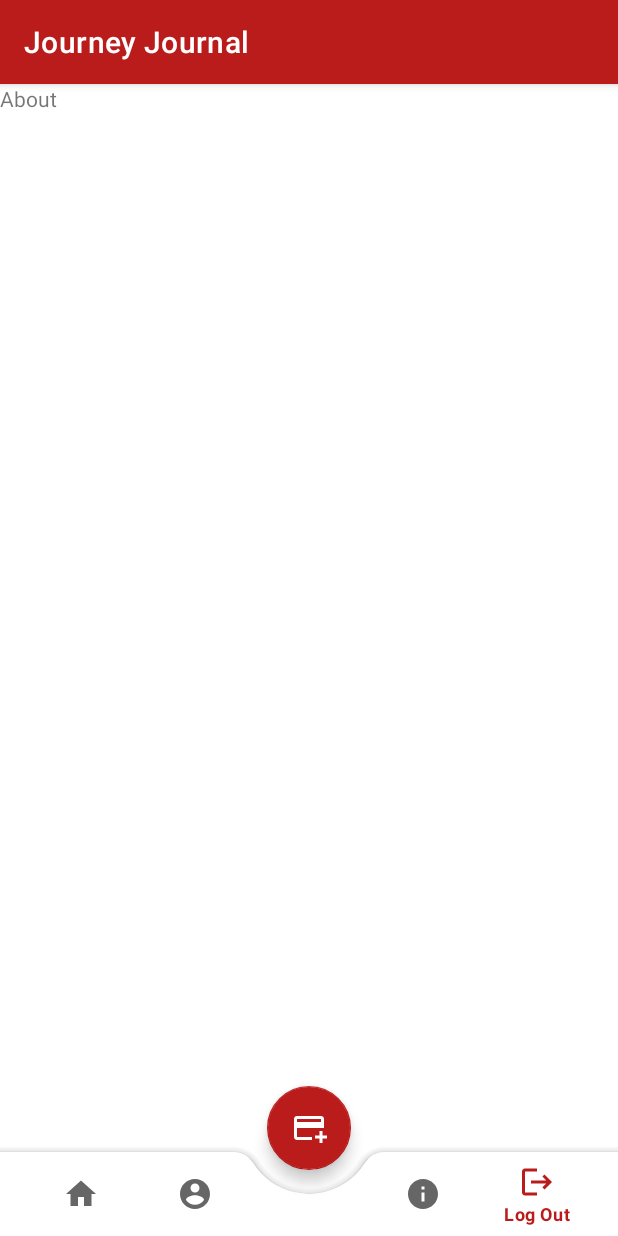
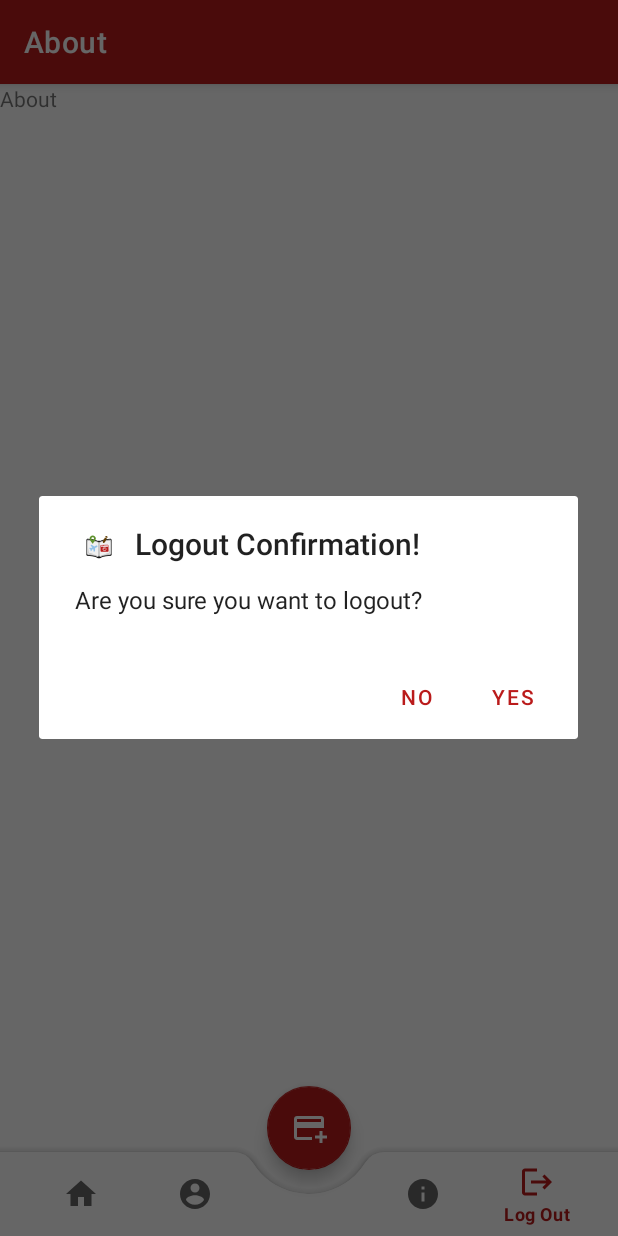
Before and after one commit to itSubeDibesh/JourneyJournal, an Android app: the HomeActivity screen opened directly, with no data from a screen before it, item 5 of the bottom bar chosen, on a phone screen of 412 x 824 dp. Run offline under Robolectric (Android 15) with nearby library versions, the phone set to English and light mode, and no system bars.

Commit message:
Component ViewModel Optimized and Added Logout Confirmation

```diff
--- a/app/src/main/java/com/ismt/dibeshrajsubedi/journeyjournal/views/activities/home/HomeActivity.java
+++ b/app/src/main/java/com/ismt/dibeshrajsubedi/journeyjournal/views/activities/home/HomeActivity.java
@@ -1,8 +1,8 @@
 package com.ismt.dibeshrajsubedi.journeyjournal.views.activities.home;
 
 import android.os.Bundle;
-import android.widget.Toast;
 
+import androidx.appcompat.app.ActionBar;
 import androidx.appcompat.app.AppCompatActivity;
 import androidx.lifecycle.ViewModelProvider;
 
@@ -20,12 +20,14 @@ public class HomeActivity extends AppCompatActivity {
     private ProfileFragment profileFragment;
     private AboutFragment aboutFragment;
     private ComponentsViewModel componentsViewModel;
+    private ActionBar actionBar;
 
     /**
      * Extract Elements Globally
      */
     public void extractElements() {
         componentsViewModel = new ViewModelProvider(this).get(ComponentsViewModel.class);
+        actionBar = getSupportActionBar();
         bottomNavigationView = findViewById(R.id.bottom_navigation);
         homeFragment = new HomeFragment();
         profileFragment = new ProfileFragment();
@@ -36,6 +38,8 @@ public class HomeActivity extends AppCompatActivity {
      * Triggers Elements Globally
      */
     public void triggerEvents() {
+        // Setting Page Title to Home
+        actionBar.setTitle(R.string.page_home);
         // Setting Background to Null
         bottomNavigationView.setBackground(null);
         // Disabling the Middle Empty Placeholder
@@ -45,18 +49,22 @@ public class HomeActivity extends AppCompatActivity {
         // Navigate on Button Clicked
         bottomNavigationView.setOnItemSelectedListener(item -> {
                     if (item.getItemId() == R.id.app_bar_home) {
+                        actionBar.setTitle(R.string.page_home);
                         getSupportFragmentManager().beginTransaction().replace(R.id.home_frame_layout_container, homeFragment).commit();
                         return true;
                     } else if (item.getItemId() == R.id.app_bar_about) {
+                        actionBar.setTitle(R.string.page_about);
                         getSupportFragmentManager().beginTransaction().replace(R.id.home_frame_layout_container, aboutFragment).commit();
                         return true;
                     } else if (item.getItemId() == R.id.app_bar_profile) {
+                        actionBar.setTitle(R.string.page_profile);
                         getSupportFragmentManager().beginTransaction().replace(R.id.home_frame_layout_container, profileFragment).commit();
                         return true;
                     } else if (item.getItemId() == R.id.app_bar_logout) {
-                        Toast.makeText(HomeActivity.this, R.string.confirmation_exit, Toast.LENGTH_LONG).show();
+                        componentsViewModel.logoutConfirmation(HomeActivity.this);
                         return true;
                     } else {
+                        actionBar.setTitle(R.string.app_name);
                         return false;
                     }
                 }
@@ -75,4 +83,5 @@ public class HomeActivity extends AppCompatActivity {
     public void onBackPressed() {
         componentsViewModel.exitConfirmation(HomeActivity.this);
     }
+
 }
--- a/app/src/main/java/com/ismt/dibeshrajsubedi/journeyjournal/views/components/ComponentsViewModel.java
+++ b/app/src/main/java/com/ismt/dibeshrajsubedi/journeyjournal/views/components/ComponentsViewModel.java
@@ -2,18 +2,58 @@ package com.ismt.dibeshrajsubedi.journeyjournal.views.components;
 
 import android.app.Activity;
 import android.app.Application;
+import android.content.Intent;
 
 import androidx.annotation.NonNull;
 import androidx.appcompat.app.AlertDialog;
 import androidx.lifecycle.AndroidViewModel;
 
 import com.ismt.dibeshrajsubedi.journeyjournal.R;
+import com.ismt.dibeshrajsubedi.journeyjournal.views.activities.authentication.AuthenticationActivity;
 
 /**
  * Project JourneyJournal with package com.ismt.dibeshrajsubedi.journeyjournal.views.components was
  * Created by Dibesh Raj Subedi on 3/7/2022.
  */
 public class ComponentsViewModel extends AndroidViewModel {
+
+    /**
+     * Enum for Confirmation
+     */
+    private enum Confirmation {
+        EXIT,
+        LOGOUT
+    }
+
+    /**
+     * Pops out Confirmation using Alert Dialogue
+     *
+     * @param activity     Activity
+     * @param title        int
+     * @param message      int
+     * @param confirmation Confirmation
+     */
+    private void confirmation(Activity activity, int title, int message, Confirmation confirmation) {
+        AlertDialog.Builder builder = new AlertDialog.Builder(activity);
+        builder.setTitle(title);
+        builder.setIcon(R.drawable.ic_launcher_foreground);
+        switch (confirmation) {
+            case EXIT:
+                builder
+                        .setMessage(message).setCancelable(true)
+                        .setPositiveButton(R.string.option_yes, (dialog, id) -> activity.finish())
+                        .setNegativeButton(R.string.option_no, (dialog, id) -> dialog.cancel());
+                break;
+            case LOGOUT:
+                builder
+                        .setMessage(message).setCancelable(true)
+                        .setPositiveButton(R.string.option_yes, (dialog, id) -> activity.startActivity(new Intent(activity.getApplicationContext(), AuthenticationActivity.class)))
+                        .setNegativeButton(R.string.option_no, (dialog, id) -> dialog.cancel());
+                break;
+        }
+        AlertDialog alert = builder.create();
+        alert.show();
+    }
 
     public ComponentsViewModel(@NonNull Application application) {
         super(application);
@@ -26,14 +66,16 @@ public class ComponentsViewModel extends AndroidViewModel {
      * @param activity Activity
      */
     public void exitConfirmation(Activity activity) {
-        AlertDialog.Builder builder = new AlertDialog.Builder(activity);
-        builder.setTitle(R.string.confirmation_exit);
-        builder.setIcon(R.drawable.ic_launcher_foreground);
-        builder
-                .setMessage(R.string.consent_exit).setCancelable(false)
-                .setPositiveButton(R.string.option_yes, (dialog, id) -> activity.finish())
-                .setNegativeButton(R.string.option_no, (dialog, id) -> dialog.cancel());
-        AlertDialog alert = builder.create();
-        alert.show();
+        this.confirmation(activity, R.string.confirmation_exit, R.string.consent_exit, Confirmation.EXIT);
+    }
+
+    /**
+     * Application Logout Confirmation
+     * Alert Dialogue Builder Implementation
+     *
+     * @param activity Activity
+     */
+    public void logoutConfirmation(Activity activity) {
+        this.confirmation(activity, R.string.confirmation_logout, R.string.consent_logout, Confirmation.LOGOUT);
     }
 }
--- a/app/src/main/res/layout/activity_home.xml
+++ b/app/src/main/res/layout/activity_home.xml
@@ -17,6 +17,7 @@
         android:layout_width="match_parent"
         android:layout_height="wrap_content"
         android:layout_gravity="bottom"
+        app:hideOnScroll="true"
         app:fabCradleMargin="@dimen/dp_medium"
         app:fabCradleRoundedCornerRadius="@dimen/dp_medium"
         app:fabCradleVerticalOffset="@dimen/dp_medium">
--- a/app/src/main/res/layout/fragment_home.xml
+++ b/app/src/main/res/layout/fragment_home.xml
@@ -8,6 +8,6 @@
     <TextView
         android:layout_width="wrap_content"
         android:layout_height="wrap_content"
-        android:text="@string/page_journey"/>
+        android:text="@string/label_journey"/>
 
 </FrameLayout>
--- a/app/src/main/res/values/strings.xml
+++ b/app/src/main/res/values/strings.xml
@@ -1,15 +1,16 @@
 <resources>
     <!--  Application Details  -->
     <string name="app_name">Journey Journal</string>
+    <!--  Labels  -->
+    <string name="label_journey">Journey\'s</string>
     <!--  Page Labels  -->
     <string name="page_login">Login</string>
     <string name="page_register">Register</string>
     <string name="page_forgot_password">Forgot Password?</string>
     <string name="page_profile">Profile</string>
     <string name="page_about">About</string>
-    <string name="page_journey">Journey\'s</string>
+    <string name="page_home">Home</string>
     <!--  Icon Label  -->
-    <string name="icon_more_options">More Options</string>
     <string name="icon_home">Home</string>
     <string name="icon_profile">@string/page_profile</string>
     <string name="icon_about">@string/page_about</string>
@@ -57,8 +58,10 @@
     <!--  Message  -->
     <string name="message_check_email">Please! Check Your Email.</string>
     <!--  Confirmation  -->
-    <string name="confirmation_exit">Exit Confirmation!.</string>
+    <string name="confirmation_exit">Exit Confirmation!</string>
+    <string name="confirmation_logout">Logout Confirmation!</string>
     <!--  Consent  -->
     <string name="consent_exit">Do you really want to exit?</string>
+    <string name="consent_logout">Are you sure you want to logout?</string>
     <string name="consent_sure_consent">Are You Sure?</string>
 </resources>
```
